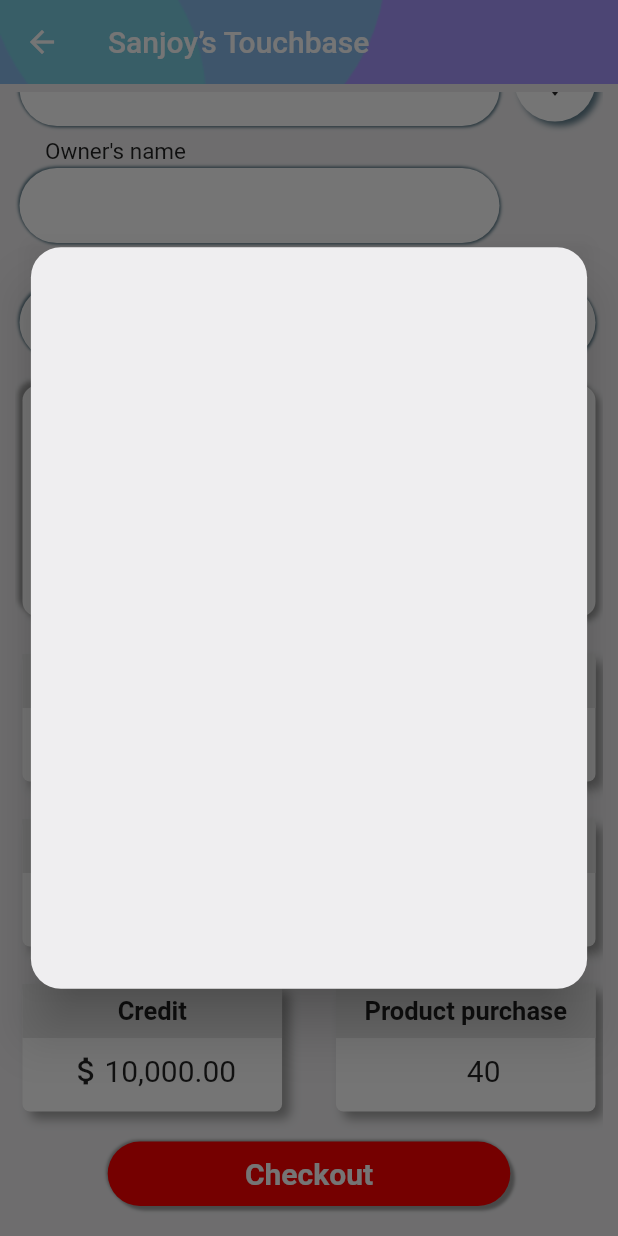
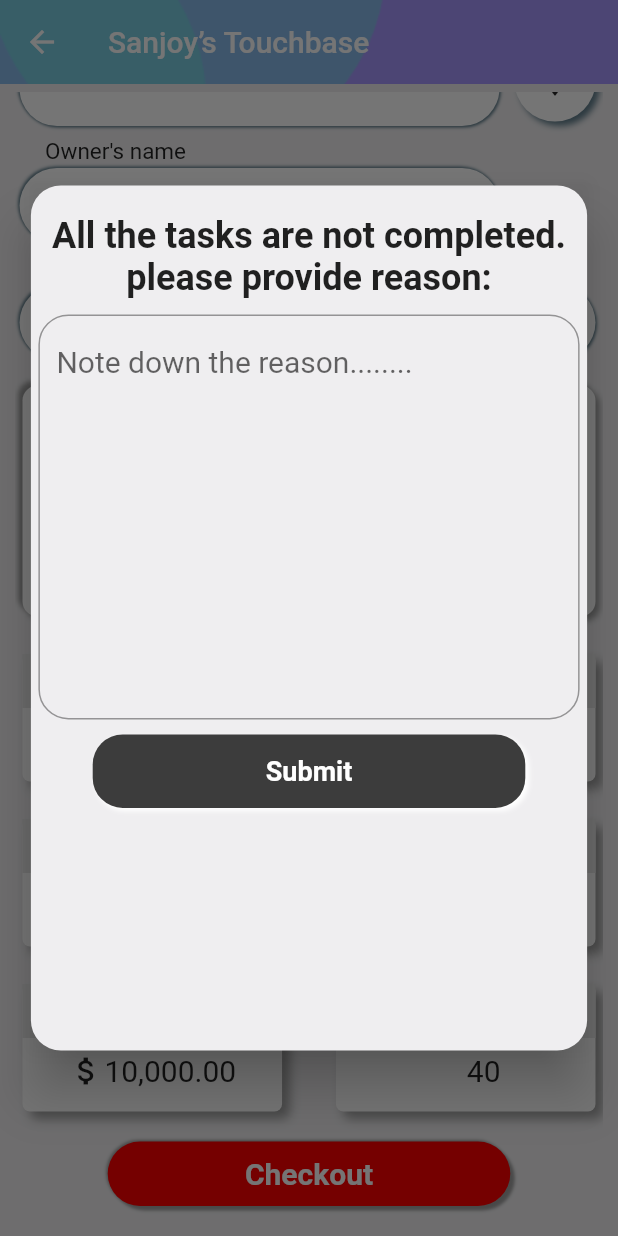
Before and after one commit to kujjawal72/Team360, a Flutter app: the TouchbaseDetails screen opened directly, scrolled down 152 dp, after a tap on "Checkout", on a phone screen of 412 x 824 dp. Run offline on Flutter 3.47's test engine with Material 2 defaults, Android fonts, the phone set to English and light mode, and no system bars; our stand-ins replace table_calendar; missing offline and left inert: flutter_analog_clock.

Commit message:
Added touchbase dialog

```diff
--- a/lib/touchbase/details_components/check_out_dialog.dart
+++ b/lib/touchbase/details_components/check_out_dialog.dart
@@ -1,4 +1,3 @@
-
 import 'package:flutter/material.dart';
 import 'package:team360/util/my_colors.dart';
 
@@ -9,14 +8,61 @@ class CheckoutFeedbackDialog {
       insetPadding: const EdgeInsets.all(10),
       child: Container(
         width: size.width * 0.9,
-        height: size.height * 0.6,
+        height: size.height * 0.7,
         decoration: const BoxDecoration(
             borderRadius: BorderRadius.all(Radius.circular(20)),
             color: MyColor.touchbaseDetailsPageColor),
-        child: Column(
+        child: ListView(
           children: [
             const Padding(padding: EdgeInsets.all(10)),
-
+            const Text(
+              "All the tasks are not completed. please provide reason:",
+              style: TextStyle(
+                fontWeight: FontWeight.bold,
+                fontSize: 24,
+              ),
+              textAlign: TextAlign.center,
+            ),
+            Container(
+              margin: EdgeInsets.only(top: 10, left: 5, right: 5),
+              child: TextFormField(
+                minLines: 10,
+                maxLines: 15,
+                style: TextStyle(fontSize: 20),
+                keyboardType: TextInputType.multiline,
+                decoration: const InputDecoration(
+                  hintText: "Note down the reason........",
+                  border: OutlineInputBorder(
+                    borderRadius: BorderRadius.all(Radius.circular(20.0)),
+                  ),
+                ),
+              ),
+            ),
+            Container(
+              padding: EdgeInsets.all(14),
+              margin: EdgeInsets.only(
+                  top: 10,
+                  bottom: 10,
+                  left: size.width * 0.1,
+                  right: size.width * 0.1),
+              alignment: Alignment.center,
+              decoration: BoxDecoration(
+                  color: Color(0xFF3c3c3c),
+                  borderRadius: BorderRadius.all(Radius.circular(20)),
+                  boxShadow: [
+                    BoxShadow(
+                        blurRadius: 2.0,
+                        color: Colors.white,
+                        offset: Offset(2.0, 2.0))
+                  ]),
+              child: Text(
+                "Submit",
+                style: TextStyle(
+                    fontWeight: FontWeight.bold,
+                    fontSize: 18,
+                    color: Colors.white),
+              ),
+            )
           ],
         ),
       ),
```
